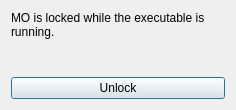
Before: the Qt Designer form modorganizer/src/lockeddialog.ui in Holt59/mo2-merge, drawn with Qt 5.
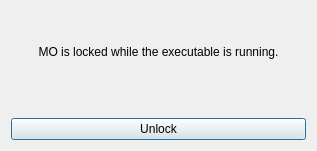
After: the same form once the commit is applied.

Commit message: [modorganizer] - information from boss no longer gets lost as soon as the plugin list gets refreshed - bugfix: modified boss dll missed one file on sorting

```diff
--- a/modorganizer/src/lockeddialog.ui
+++ b/modorganizer/src/lockeddialog.ui
@@ -6,14 +6,14 @@
    <rect>
     <x>0</x>
     <y>0</y>
-    <width>236</width>
-    <height>110</height>
+    <width>317</width>
+    <height>151</height>
    </rect>
   </property>
   <property name="windowTitle">
    <string>Locked</string>
   </property>
-  <layout class="QVBoxLayout" name="verticalLayout">
+  <layout class="QVBoxLayout" name="verticalLayout" stretch="1,0,0">
    <item>
     <widget class="QLabel" name="label">
      <property name="toolTip">
@@ -22,6 +22,9 @@
      <property name="text">
       <string>MO is locked while the executable is running.</string>
      </property>
+     <property name="alignment">
+      <set>Qt::AlignCenter</set>
+     </property>
      <property name="wordWrap">
       <bool>true</bool>
      </property>
```
The commit also changes 2 other files.
